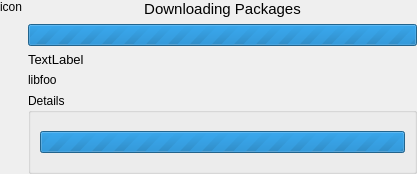
Above: libkpackagekit/KpkTransaction.ui from KDE/apper before the change. Below: the same form after it.
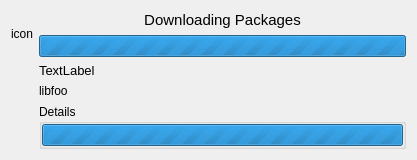
That is the form after the change. Custom widgets are drawn as their Qt base class.

Commit message: improved transaction dialog a bit

Diff of the .ui file:
```diff
--- a/libkpackagekit/KpkTransaction.ui
+++ b/libkpackagekit/KpkTransaction.ui
@@ -7,18 +7,24 @@
     <x>0</x>
     <y>0</y>
     <width>417</width>
-    <height>174</height>
+    <height>140</height>
    </rect>
   </property>
+  <property name="sizePolicy">
+   <sizepolicy hsizetype="Preferred" vsizetype="Fixed">
+    <horstretch>0</horstretch>
+    <verstretch>0</verstretch>
+   </sizepolicy>
+  </property>
   <property name="windowTitle">
    <string>Transaction</string>
   </property>
   <layout class="QGridLayout" name="gridLayout">
-   <property name="margin">
-    <number>0</number>
-   </property>
-   <item row="0" column="0" rowspan="4">
+   <item row="0" column="0" rowspan="2">
     <layout class="QVBoxLayout" name="verticalLayout_2">
+     <property name="sizeConstraint">
+      <enum>QLayout::SetFixedSize</enum>
+     </property>
      <item>
       <widget class="QLabel" name="label">
        <property name="sizePolicy">
@@ -32,24 +38,9 @@
        </property>
       </widget>
      </item>
-     <item>
-      <spacer name="verticalSpacer">
-       <property name="orientation">
-        <enum>Qt::Vertical</enum>
-       </property>
-       <property name="sizeHint" stdset="0">
-        <size>
-         <width>0</width>
-         <height>0</height>
-        </size>
-       </property>
-      </spacer>
-     </item>
     </layout>
    </item>
    <item row="0" column="1">
-    <layout class="QVBoxLayout" name="verticalLayout_3">
-     <item>
       <widget class="QLabel" name="currentL">
        <property name="sizePolicy">
         <sizepolicy hsizetype="Preferred" vsizetype="Fixed">
@@ -73,19 +64,17 @@
        </property>
       </widget>
      </item>
-     <item>
-      <widget class="KpkProgressBar" name="progressBar">
-       <property name="locale">
-        <locale language="English" country="UnitedStates"/>
-       </property>
-       <property name="maximum">
-        <number>0</number>
-       </property>
-      </widget>
-     </item>
-    </layout>
-   </item>
    <item row="1" column="1">
+    <widget class="KpkProgressBar" name="progressBar">
+     <property name="locale">
+      <locale language="English" country="UnitedStates"/>
+     </property>
+     <property name="maximum">
+      <number>0</number>
+     </property>
+    </widget>
+   </item>
+   <item row="2" column="1">
     <widget class="QLabel" name="descriptionL">
      <property name="sizePolicy">
       <sizepolicy hsizetype="Ignored" vsizetype="Fixed">
@@ -104,11 +93,33 @@
     </widget>
    </item>
    <item row="3" column="1">
+    <widget class="QLabel" name="packageL">
+     <property name="sizePolicy">
+      <sizepolicy hsizetype="Ignored" vsizetype="Fixed">
+       <horstretch>0</horstretch>
+       <verstretch>0</verstretch>
+      </sizepolicy>
+     </property>
+     <property name="text">
+      <string>libfoo</string>
+     </property>
+    </widget>
+   </item>
+   <item row="4" column="1">
     <widget class="QGroupBox" name="detailGroup">
+     <property name="sizePolicy">
+      <sizepolicy hsizetype="Preferred" vsizetype="Fixed">
+       <horstretch>0</horstretch>
+       <verstretch>0</verstretch>
+      </sizepolicy>
+     </property>
      <property name="title">
       <string>Details</string>
      </property>
      <layout class="QVBoxLayout" name="verticalLayout">
+      <property name="margin">
+       <number>0</number>
+      </property>
       <item>
        <widget class="QProgressBar" name="subprogressBar">
         <property name="locale">
@@ -122,19 +133,6 @@
      </layout>
     </widget>
    </item>
-   <item row="2" column="1">
-    <widget class="QLabel" name="packageL">
-     <property name="sizePolicy">
-      <sizepolicy hsizetype="Ignored" vsizetype="Fixed">
-       <horstretch>0</horstretch>
-       <verstretch>0</verstretch>
-      </sizepolicy>
-     </property>
-     <property name="text">
-      <string>libfoo</string>
-     </property>
-    </widget>
-   </item>
   </layout>
  </widget>
  <customwidgets>
```
Lines whose indentation alone changed are shown as unchanged. The commit also changes 2 other files.
